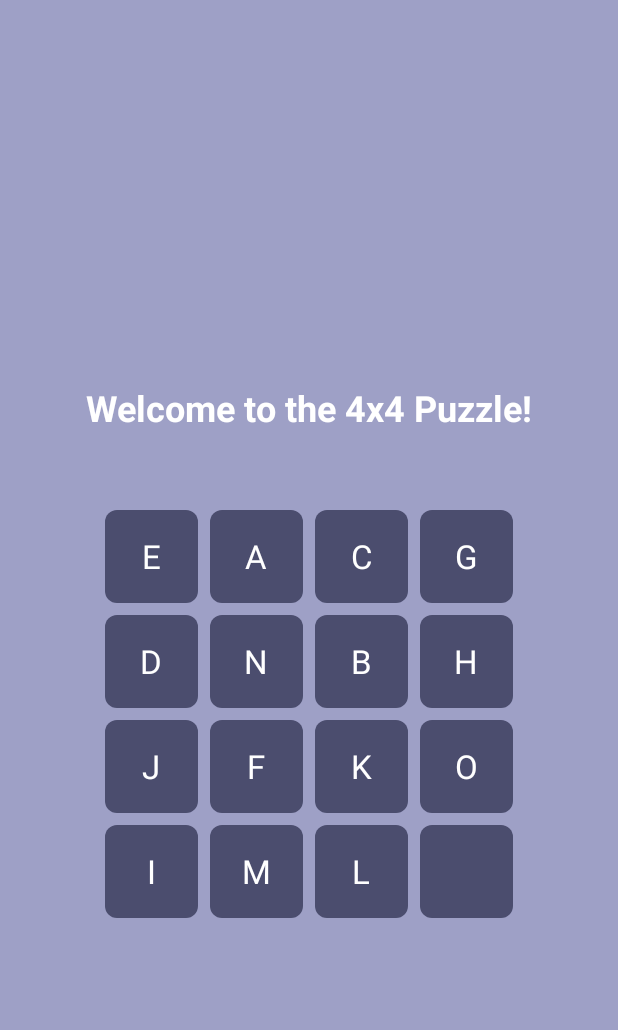
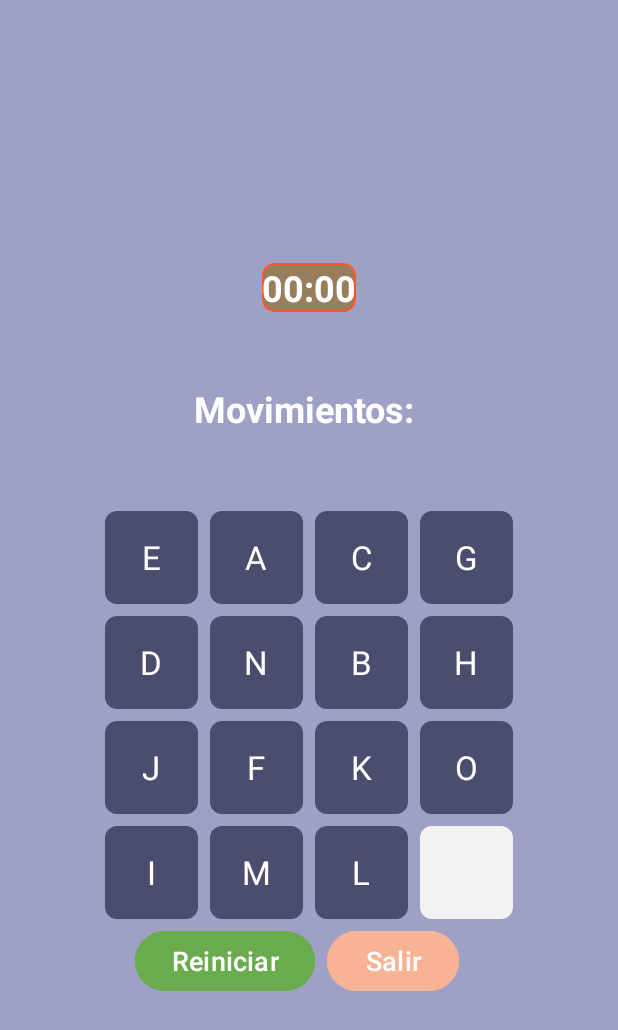
Before and after one commit to sergioguachalla/android-puzzle, an Android app: the screen it shows after launch (MainActivity), after a tap on "Start Level 2", on a phone screen of 412 x 824 dp. Shown: the top 1030 px of the screen. Run offline under Robolectric (Android 15) with nearby library versions, the phone set to English and light mode, and no system bars.

Commit message:
styles level one fixed

```diff
--- a/app/src/main/java/com/example/puzzle/HomeFragment.java
+++ b/app/src/main/java/com/example/puzzle/HomeFragment.java
@@ -75,7 +75,7 @@ public class HomeFragment extends Fragment {
             @Override
             public void onClick(View v) {
                 String username = editTextName.getText().toString();
-                LevelOneFragment.username = username;
+                LevelOneFragment.username = "Bienvenido " + username + "!";
                 if(!username.isEmpty()) {
                     LevelOneFragment levelOneFragment = new LevelOneFragment();
 
--- a/app/src/main/java/com/example/puzzle/LevelOneFragment.java
+++ b/app/src/main/java/com/example/puzzle/LevelOneFragment.java
@@ -89,7 +89,7 @@ public class LevelOneFragment extends Fragment {
         buttonExit = view.findViewById(R.id.btExit);
         textViewUsername = view.findViewById(R.id.etUsername);
         textViewUsername.setText(username);
-        textViewMoves.setText("Movimientos : o");
+        textViewMoves.setText("Movimientos : 0");
         buttonReset.setOnClickListener(new View.OnClickListener() {
             @Override
             public void onClick(View v) {
--- a/app/src/main/java/com/example/puzzle/LevelTwoFragment.java
+++ b/app/src/main/java/com/example/puzzle/LevelTwoFragment.java
@@ -9,6 +9,7 @@ import android.os.SystemClock;
 import android.view.LayoutInflater;
 import android.view.View;
 import android.view.ViewGroup;
+import android.widget.Button;
 import android.widget.TextView;
 import android.widget.Toast;
 
@@ -28,6 +29,8 @@ public class LevelTwoFragment extends Fragment {
     private int emptyCol = 3;
 
     private int moves = 0;
+
+    Button buttonReset, buttonExit;
 
     //letters
     private static final String[][] SOLVED_ARRANGEMENT = {
@@ -80,8 +83,28 @@ public class LevelTwoFragment extends Fragment {
         // Inflate the layout for this fragment
         View view = inflater.inflate(R.layout.fragment_level_two, container, false);
 
+        buttonExit = view.findViewById(R.id.btExit);
+        buttonReset = view.findViewById(R.id.btReset);
+
+        buttonReset.setOnClickListener(new View.OnClickListener() {
+            @Override
+            public void onClick(View v) {
+                moves = 0;
+                shuffleTiles();
+            }
+        });
+
+        buttonExit.setOnClickListener(new View.OnClickListener() {
+            @Override
+            public void onClick(View v) {
+                getActivity().getSupportFragmentManager().beginTransaction().replace(R.id.fragment_container, new HomeFragment()).commit();
+            }
+        });
+
+
         initializeTiles(view);
         shuffleTiles();
+
         return view;
     }
 
@@ -89,10 +112,11 @@ public class LevelTwoFragment extends Fragment {
         if (isValidMove(row, col)) {
             String text = textViews[row][col].getText().toString();
             Drawable background = textViews[row][col].getBackground();
+            Drawable backgroundEmpty = textViews[emptyRow][emptyCol].getBackground();
             textViews[emptyRow][emptyCol].setText(text);
             textViews[row][col].setText(null);
             textViews[emptyRow][emptyCol].setBackground(background);
-            textViews[row][col].setBackground(null);
+            textViews[row][col].setBackground(backgroundEmpty);
             emptyRow = row;
             emptyCol = col;
         }
--- a/app/src/main/res/drawable/chronometer_background.xml
+++ b/app/src/main/res/drawable/chronometer_background.xml
@@ -1,5 +1,20 @@
 <?xml version="1.0" encoding="utf-8"?>
-<shape xmlns:android="http://schemas.android.com/apk/res/android">
-    <solid android:color="#FF5722" /> <!-- Color de fondo -->
-    <corners android:radius="8dp" /> <!-- Bordes redondeados -->
+<shape xmlns:android="http://schemas.android.com/apk/res/android"
+    android:shape="rectangle">
+
+    <!-- Color de fondo (gris oscuro) -->
+    <solid android:color="#A3946D25" />
+
+    <!-- Esquinas redondeadas -->
+    <corners android:radius="8dp" />
+
+    <!-- Tamaño -->
+    <size
+        android:width="16dp"
+        android:height="16dp" />
+
+    <!-- Borde -->
+    <stroke
+        android:width="1dp"
+        android:color="#FF5722" /> <!-- Color del borde (naranja) -->
 </shape>
--- a/app/src/main/res/layout/fragment_level_two.xml
+++ b/app/src/main/res/layout/fragment_level_two.xml
@@ -8,10 +8,24 @@
     android:gravity="center"
     android:background="#9EA0C6">
 
+    <Chronometer
+        android:id="@+id/chronometer"
+        android:layout_width="wrap_content"
+        android:layout_height="wrap_content"
+        android:layout_centerHorizontal="true"
+        android:layout_marginTop="16dp"
+        android:text="Cronómetro"
+        android:textSize="24sp"
+        android:format="%s"
+        android:gravity="center"
+        android:textColor="@android:color/white"
+        android:textStyle="bold"
+        android:background="@drawable/chronometer_background"
+        />
     <TextView
         android:layout_width="wrap_content"
         android:layout_height="wrap_content"
-        android:text="Welcome to the 4x4 Puzzle!"
+        android:text="Movimientos: "
         android:textSize="24sp"
         android:textColor="#FFFFFF"
         android:textStyle="bold"
@@ -99,7 +113,40 @@
             android:text="O"/>
         <TextView
             android:id="@+id/textView33"
-            style="@style/PuzzleTile" />
+            style="@style/EmptyPuzzleTile" />
     </GridLayout>
 
+    <LinearLayout
+        android:layout_width="wrap_content"
+        android:layout_height="wrap_content"
+        android:gravity="center"
+        android:layout_below="@+id/gridLayout"
+        android:weightSum="2"
+        android:layout_centerHorizontal="true"
+        >
+        <Button
+            android:id="@+id/btReset"
+            android:layout_width="wrap_content"
+            android:layout_height="wrap_content"
+            android:text="Reiniciar"
+
+            android:textSize="18sp"
+            android:backgroundTint="#69AB4D"
+            android:textColor="#ffffff"
+            android:layout_weight="1" />
+
+        <Button
+            android:id="@+id/btExit"
+            android:layout_width="wrap_content"
+            android:layout_height="wrap_content"
+            android:text="Salir"
+            android:textSize="18sp"
+            android:layout_marginStart="8dp"
+            android:layout_marginEnd="16dp"
+            android:backgroundTint="#F7B394"
+            android:textColor="#ffffff"
+            android:layout_weight="1" />
+
+
+    </LinearLayout>
 </LinearLayout>
```
Also changed, not shown: app/src/main/res/layout/fragment_level_one.xml (+50 -42 lines).
